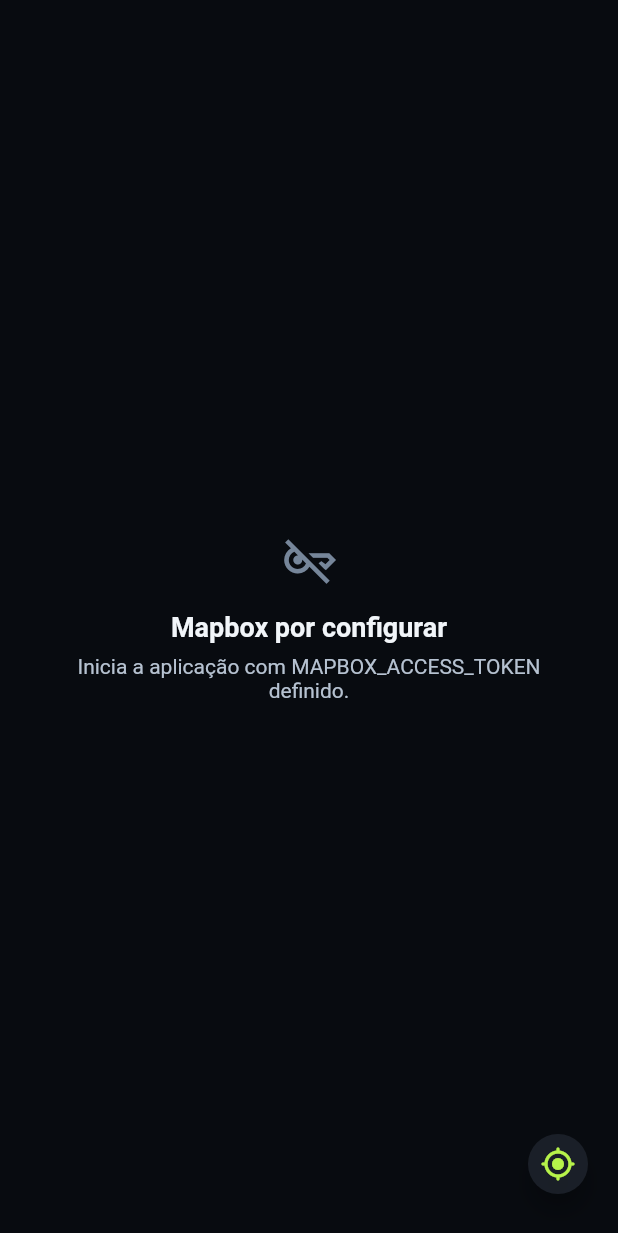
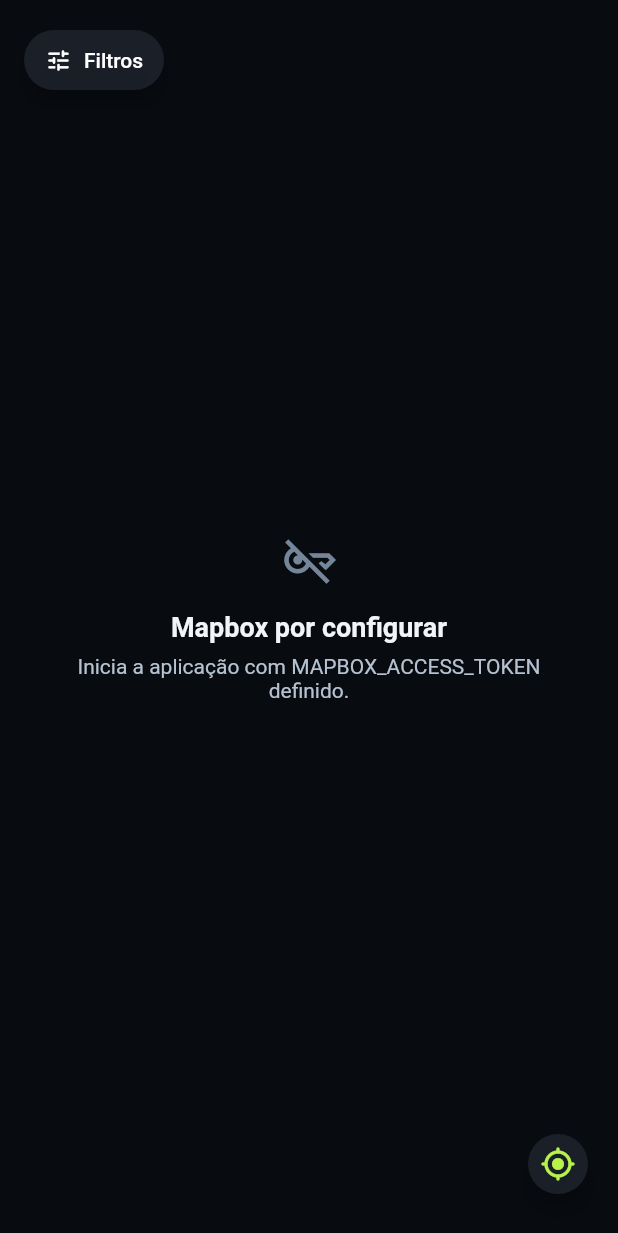
Before and after one commit to pitiful346/Lotus, a Flutter app: the screen it shows once a user with an empty profile is signed in, on a phone screen of 412 x 824 dp. Shown: the top 1233 px of the screen. Run offline on Flutter 3.47's test engine with Material 3 defaults, Android fonts, the phone set to English and light mode, and no system bars; our stand-ins replace auto_size_text, cached_network_image, cloud_firestore, easy_debounce, file_picker, firebase_auth and 20 more; missing offline and left inert: json_path, mapbox_maps_flutter, mime_type, text_search; accounts and stored records are empty; network calls fail.

Commit message:
feat: add event map filters

```diff
--- a/lib/custom_code/widgets/lotus_home_map.dart
+++ b/lib/custom_code/widgets/lotus_home_map.dart
@@ -16,6 +16,7 @@
 
 import '../event_mapping/firestore_map_event_repository.dart';
 import '../location/user_location_controller.dart';
+import 'event_filter_sheet.dart';
 import 'event_map_preview_card.dart';
 import 'lotus_home_map_platform_stub.dart'
     if (dart.library.io) 'lotus_home_map_platform_native.dart'
@@ -53,6 +54,7 @@
   bool _isLoadingEvents = false;
   bool _hasEventError = false;
   int _eventRequestVersion = 0;
+  EventFilters _filters = EventFilters();
   String? _selectedEventId;
   String? _openingEventId;
   int _centerOnUserRequest = 0;
@@ -266,6 +268,35 @@
     }
   }
 
+  Future<void> _openFilters() async {
+    final filters = await showModalBottomSheet<EventFilters>(
+      context: context,
+      isScrollControlled: true,
+      backgroundColor: Colors.transparent,
+      builder: (context) => FractionallySizedBox(
+        heightFactor: 0.9,
+        child: EventFilterSheet(
+          initialFilters: _filters,
+          hasUserLocation: _locationController.state.coordinates != null,
+        ),
+      ),
+    );
+    if (!mounted || filters == null) {
+      return;
+    }
+    setState(() {
+      _filters = filters;
+      _selectedEventId = null;
+    });
+  }
+
+  void _clearFilters() {
+    setState(() {
+      _filters = EventFilters();
+      _selectedEventId = null;
+    });
+  }
+
   @override
   Widget build(BuildContext context) {
     final stream = widget.eventStream;
@@ -305,7 +336,13 @@
     required bool hasError,
     required bool showSearchButton,
   }) {
-    final eventsById = {for (final event in events) event.id: event};
+    final visibleEvents = FilterEvents()(
+      events,
+      filters: _filters,
+      now: DateTime.now(),
+      userCoordinates: _locationController.state.coordinates,
+    );
+    final eventsById = {for (final event in visibleEvents) event.id: event};
     final selectedEvent = eventsById[_selectedEventId];
     final locationState = _locationController.state;
 
@@ -313,7 +350,7 @@
       fit: StackFit.expand,
       children: [
         platform.buildLotusHomeMap(
-          events: events,
+          events: visibleEvents,
           onEventTap: (eventId) => _selectEvent(eventId, eventsById),
           onViewportChanged: _handleViewportChanged,
           userCoordinates: locationState.coordinates,
@@ -323,6 +360,15 @@
         if (hasError) const _MapErrorIndicator(),
         if (showSearchButton)
           _SearchThisAreaButton(onPressed: _searchPendingViewport),
+        _EventFiltersButton(
+          activeCount: _filters.activeCount,
+          topInset: showSearchButton ? 68 : 16,
+          onPressed: _openFilters,
+        ),
+        if (_filters.isEmpty == false &&
+            events.isNotEmpty &&
+            visibleEvents.isEmpty)
+          _NoFilteredEvents(onClear: _clearFilters),
         if (_supportsLocation)
           _CenterOnUserButton(
             status: locationState.status,
@@ -338,6 +384,77 @@
             onOpenDetails: () => _openEventDetails(selectedEvent),
           ),
       ],
+    );
+  }
+}
+
+class _EventFiltersButton extends StatelessWidget {
+  const _EventFiltersButton({
+    required this.activeCount,
+    required this.topInset,
+    required this.onPressed,
+  });
+
+  final int activeCount;
+  final double topInset;
+  final VoidCallback onPressed;
+
+  @override
+  Widget build(BuildContext context) {
+    return SafeArea(
+      minimum: EdgeInsets.only(top: topInset, left: 16),
+      child: Align(
+        alignment: Alignment.topLeft,
+        child: FilledButton.icon(
+          key: const Key('open-event-filters'),
+          onPressed: onPressed,
+          icon: const Icon(Icons.tune_rounded, size: 18),
+          label: Text(activeCount == 0 ? 'Filtros' : 'Filtros · $activeCount'),
+          style: FilledButton.styleFrom(
+            backgroundColor: const Color(0xF21B2029),
+            foregroundColor: activeCount == 0
+                ? Colors.white
+                : const Color(0xFFB7F34A),
+            elevation: 5,
+            padding: const EdgeInsets.symmetric(horizontal: 14, vertical: 11),
+          ),
+        ),
+      ),
+    );
+  }
+}
+
+class _NoFilteredEvents extends StatelessWidget {
+  const _NoFilteredEvents({required this.onClear});
+
+  final VoidCallback onClear;
+
+  @override
+  Widget build(BuildContext context) {
+    return Center(
+      child: DecoratedBox(
+        decoration: const BoxDecoration(
+          color: Color(0xF21B2029),
+          borderRadius: BorderRadius.all(Radius.circular(16)),
+        ),
+        child: Padding(
+          padding: const EdgeInsets.all(18),
+          child: Column(
+            mainAxisSize: MainAxisSize.min,
+            children: [
+              const Text(
+                'Nenhum evento corresponde aos filtros.',
+                style: TextStyle(color: Colors.white),
+              ),
+              const SizedBox(height: 6),
+              TextButton(
+                onPressed: onClear,
+                child: const Text('Limpar filtros'),
+              ),
+            ],
+          ),
+        ),
+      ),
     );
   }
 }
--- a/packages/lotus_core/lib/lotus_core.dart
+++ b/packages/lotus_core/lib/lotus_core.dart
@@ -6,9 +6,11 @@
 library;
 
 export 'src/application/use_cases/calculate_event_distance.dart';
+export 'src/application/use_cases/filter_events.dart';
 export 'src/application/use_cases/load_events_in_viewport.dart';
 export 'src/domain/models/event.dart';
 export 'src/domain/models/event_category.dart';
+export 'src/domain/models/event_filters.dart';
 export 'src/domain/models/event_link.dart';
 export 'src/domain/models/event_location.dart';
 export 'src/domain/models/event_organizer.dart';
--- /dev/null
+++ b/packages/lotus_core/lib/src/domain/models/event_filters.dart
@@ -0,0 +1,62 @@
+enum EventDateFilter { today, tomorrow, thisWeekend }
+
+/// User-selected constraints applied to events already loaded for a viewport.
+final class EventFilters {
+  EventFilters({
+    this.date,
+    Iterable<String> categoryIds = const [],
+    this.freeOnly = false,
+    this.maximumDistanceMeters,
+    this.maximumPriceMinorUnits,
+  }) : categoryIds = Set.unmodifiable(
+         categoryIds
+             .map(canonicalFilterValue)
+             .where((value) => value.isNotEmpty),
+       ) {
+    final distance = maximumDistanceMeters;
+    if (distance != null && (!distance.isFinite || distance <= 0)) {
+      throw ArgumentError.value(
+        distance,
+        'maximumDistanceMeters',
+        'Must be a finite positive value.',
+      );
+    }
+    final price = maximumPriceMinorUnits;
+    if (price != null && price < 0) {
+      throw ArgumentError.value(
+        price,
+        'maximumPriceMinorUnits',
+        'Must not be negative.',
+      );
+    }
+  }
+
+  final EventDateFilter? date;
+  final Set<String> categoryIds;
+  final bool freeOnly;
+  final double? maximumDistanceMeters;
+  final int? maximumPriceMinorUnits;
+
+  bool get isEmpty => activeCount == 0;
+
+  int get activeCount =>
+      (date == null ? 0 : 1) +
+      categoryIds.length +
+      (freeOnly ? 1 : 0) +
+      (maximumDistanceMeters == null ? 0 : 1) +
+      (maximumPriceMinorUnits == null ? 0 : 1);
+}
+
+/// Produces stable filter keys across accented labels and legacy category ids.
+String canonicalFilterValue(String value) {
+  return value
+      .trim()
+      .toLowerCase()
+      .replaceAll(RegExp('[áàãâä]'), 'a')
+      .replaceAll(RegExp('[éèêë]'), 'e')
+      .replaceAll(RegExp('[íìîï]'), 'i')
+      .replaceAll(RegExp('[óòõôö]'), 'o')
+      .replaceAll(RegExp('[úùûü]'), 'u')
+      .replaceAll('ç', 'c')
+      .replaceAll(RegExp(r'[^a-z0-9]+'), '-');
+}
```
Also changed, not shown: lib/custom_code/widgets/event_filter_sheet.dart (added, +270 -0 lines), packages/lotus_core/lib/src/application/use_cases/filter_events.dart (added, +101 -0 lines), 3 other files.
